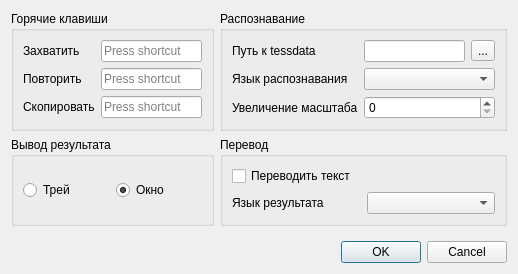
The window that SettingsEditor.ui (OneMoreGres/ScreenTranslator) describes before a commit, drawn with Qt 5.
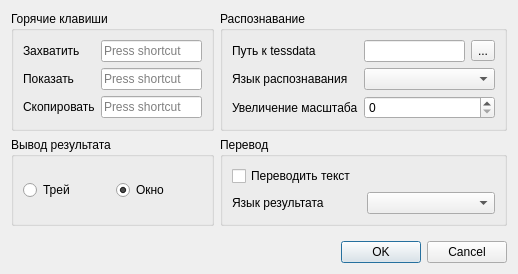
The same window after the commit.

Commit message: Ui update (tooltips and label fixes).

What changed in the file:
```diff
--- a/SettingsEditor.ui
+++ b/SettingsEditor.ui
@@ -39,7 +39,7 @@
          <string>&lt;html&gt;&lt;head/&gt;&lt;body&gt;&lt;p&gt;Сочетание клавиш для перехода в режим захвата.&lt;/p&gt;&lt;/body&gt;&lt;/html&gt;</string>
         </property>
         <property name="text">
-         <string>Повторить</string>
+         <string>Показать</string>
         </property>
        </widget>
       </item>
```
Left out of the diff: 8 changed lines with no effect on the pictures.
